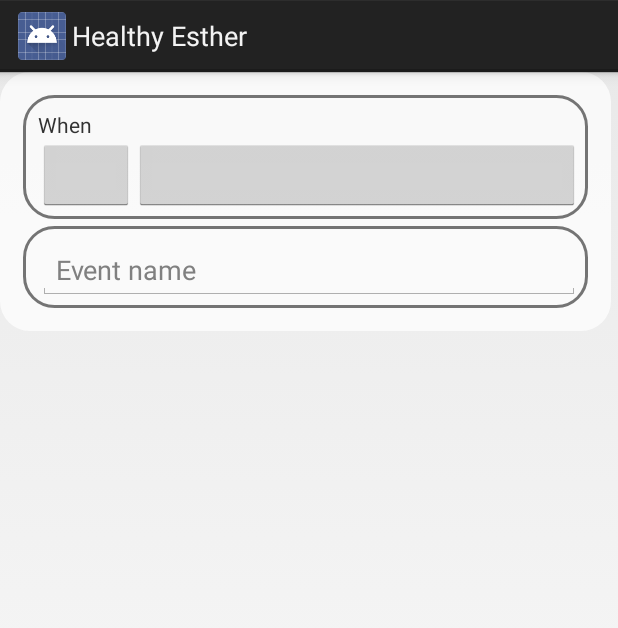
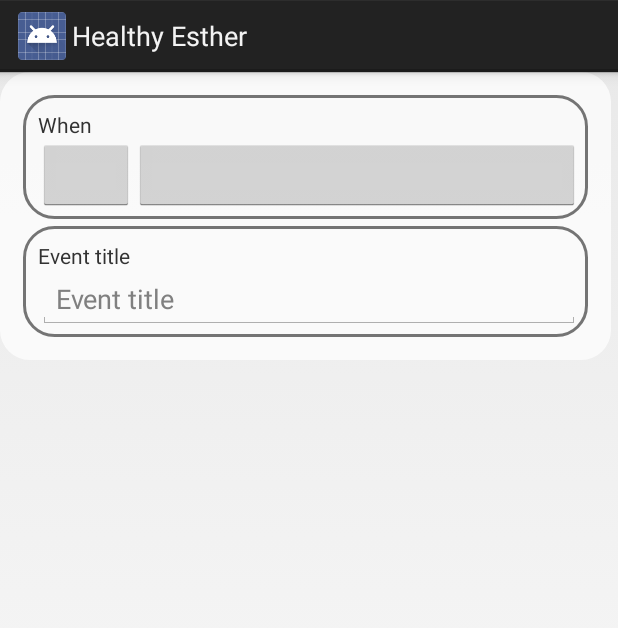
Before and after one commit to rob-h-w/healthyesther, an Android app: the layout fragment_edit_event.xml on its own in the app's theme, with its tools: preview values and no code run, on a phone screen of 412 x 824 dp. Shown: the top 628 px of the screen. Run offline under Robolectric (Android 15) with nearby library versions, the light colour scheme and no system bars.

Commit message:
Tweak the event editor UI.

```diff
--- a/data/healthyEsther/app/src/main/res/layout/fragment_edit_event.xml
+++ b/data/healthyEsther/app/src/main/res/layout/fragment_edit_event.xml
@@ -8,6 +8,7 @@
     <LinearLayout
         android:orientation="vertical"
         style="@style/AppTheme.sectionLayout">
+
         <TextView
             android:layout_width="wrap_content"
             android:layout_height="wrap_content"
@@ -18,29 +19,40 @@
             android:layout_width="match_parent"
             android:layout_height="wrap_content"
             android:orientation="horizontal">
+
             <Button
                 android:layout_width="wrap_content"
                 android:layout_height="wrap_content"
                 android:layout_marginLeft="0dip"
                 android:id="@+id/edit_event_time_button" />
+
             <Button
                 android:layout_width="match_parent"
                 android:layout_height="wrap_content"
                 android:id="@+id/edit_event_date_button" />
+
         </LinearLayout>
 
     </LinearLayout>
 
     <LinearLayout
-        android:orientation="horizontal"
+        android:orientation="vertical"
         style="@style/AppTheme.sectionLayout">
+
+        <TextView
+            android:layout_width="wrap_content"
+            android:layout_height="wrap_content"
+            android:text="@string/event_title"
+            android:layout_gravity="center_vertical" />
+
         <AutoCompleteTextView
             android:layout_width="fill_parent"
             android:layout_height="wrap_content"
             android:id="@+id/edit_event_name"
-            android:hint="@string/event_name"
+            android:hint="@string/event_title"
             android:inputType="text|textCapSentences"
             android:maxLines="1" />
+
     </LinearLayout>
 
 </LinearLayout>
--- a/data/healthyEsther/app/src/main/res/values/strings.xml
+++ b/data/healthyEsther/app/src/main/res/values/strings.xml
@@ -12,7 +12,7 @@
     <string name="medication">Medication</string>
     <string name="log_an_event">Log an event</string>
     <string name="hello_blank_fragment">Hello blank fragment</string>
-    <string name="event_name">Event name</string>
+    <string name="event_title">Event title</string>
     <string name="when">When</string>
     <string name="select_date_and_time">Select date and time</string>
     <string name="dish">Dish</string>
```
